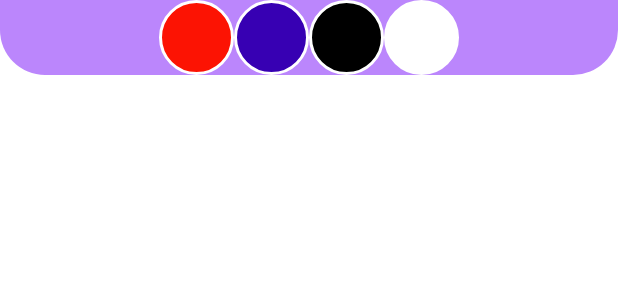
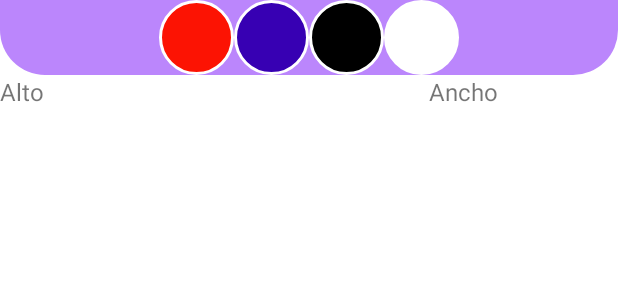
Before and after one commit to joulsCarvajal/HabersiAhorasi, an Android app: the layout activity_main.xml on its own in the app's theme, with its tools: preview values and no code run, on a phone screen of 412 x 824 dp. Shown: the top 300 px of the screen. Run offline under Robolectric (Android 15) with nearby library versions, the phone set to English and light mode, and no system bars.

Commit message:
Ok changes

```diff
--- a/app/src/main/java/com/example/dibujando/PaintView.kt
+++ b/app/src/main/java/com/example/dibujando/PaintView.kt
@@ -7,6 +7,7 @@ import android.util.AttributeSet
 import android.view.MotionEvent
 import android.view.View
 import android.view.ViewGroup
+import android.widget.TextView
 import com.example.dibujando.MainActivity.Companion.paintBrush
 import com.example.dibujando.MainActivity.Companion.path
 
@@ -69,12 +70,19 @@ class PaintView: View {
     }
 
     override fun onDraw(canvas: Canvas) {
+        val textA = findViewById<TextView>(R.id.textAltura)
+        val textAn = findViewById<TextView>(R.id.textAncho)
         //var ancho = canvas.width
         //var altito = canvas.height
+
+        //textA.height
+        //textAn.width
 
         for(i in pathList.indices){
             paintBrush.setColor(colorList[i])
             canvas.drawPath(pathList[i], paintBrush)
+            textA.height = canvas.height
+            textAn.width = canvas.width
 
             invalidate()
         }
--- a/app/src/main/res/layout/activity_main.xml
+++ b/app/src/main/res/layout/activity_main.xml
@@ -50,7 +50,24 @@
 
         //Creamos el paint_view en la carpeta res - Layout - New Layout resourse file
         //Según lo que entiendo, no se puede dibujar sobre el layout principal, entonces ajá
-        <include layout="@layout/paint_view"/>
+
+        <include layout="@layout/paint_view" />
+
+        <TextView
+            android:id="@+id/textAltura"
+            android:layout_width="150px"
+            android:layout_height="150px"
+            android:layout_alignParentEnd="true"
+            android:layout_marginEnd="26dp"
+            android:text="Ancho"
+            android:textSize="16sp" />
+
+        <TextView
+            android:id="@+id/textAncho"
+            android:layout_width="wrap_content"
+            android:layout_height="match_parent"
+            android:text="Alto"
+            android:textSize="16sp" />
 
     </RelativeLayout>
 
```
